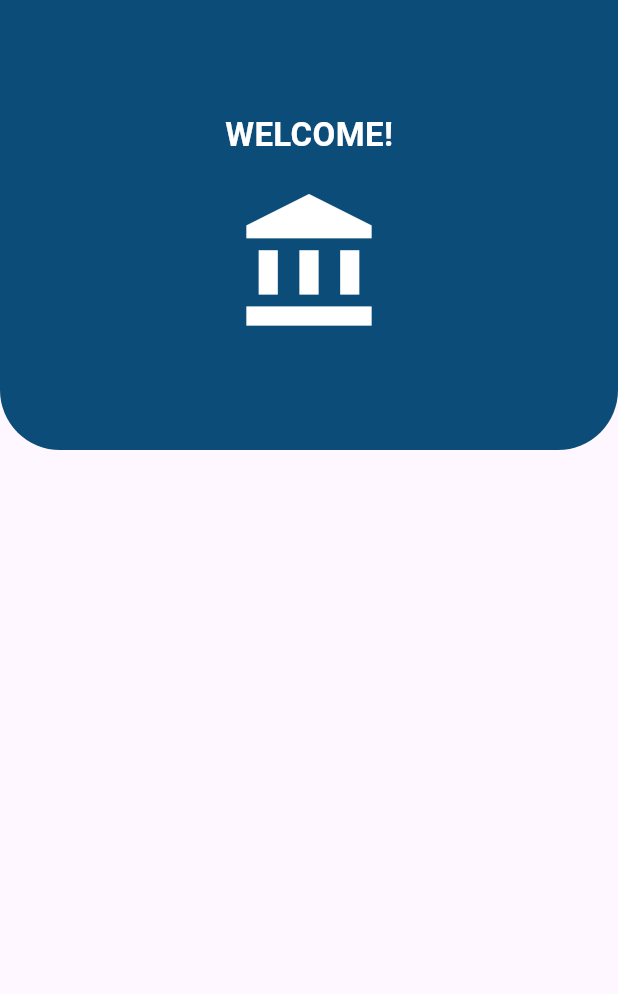
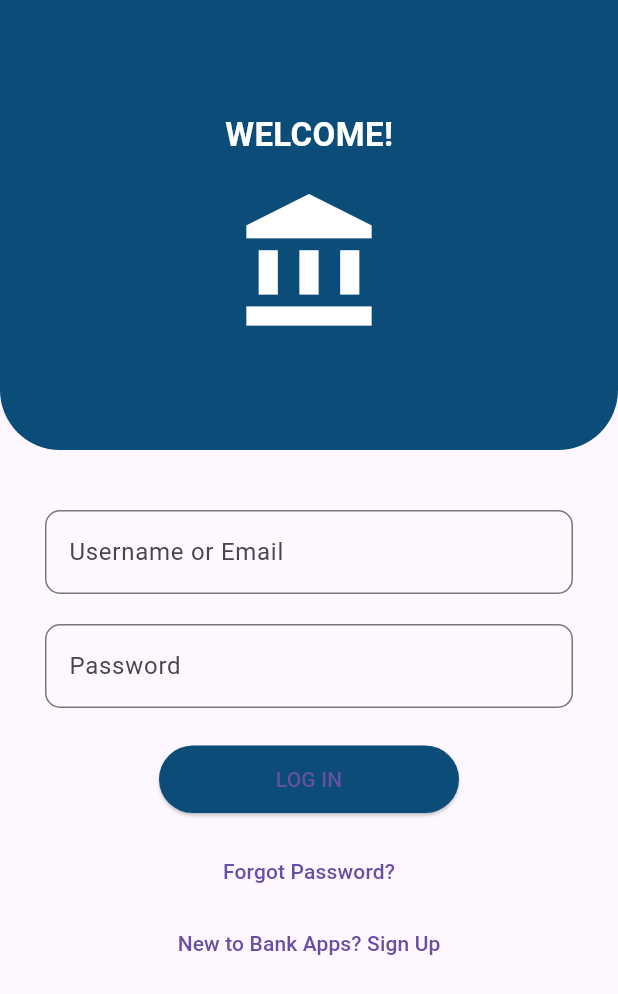
Before and after one commit to Uc54834/Bank_app, a Flutter app: the screen it shows after launch, on a phone screen of 412 x 824 dp. Shown: the top 994 px of the screen. Run offline on Flutter 3.47's test engine with Material 3 defaults, Android fonts, the phone set to English and light mode, and no system bars.

Commit message:
Add login page UI

```diff
--- a/banck_app/lib/main.dart
+++ b/banck_app/lib/main.dart
@@ -1,4 +1,5 @@
 import 'package:flutter/material.dart';
+import 'pages/login_page.dart';
 
 void main() {
   runApp(const MyApp());
@@ -11,53 +12,8 @@ class MyApp extends StatelessWidget {
   Widget build(BuildContext context) {
     return MaterialApp(
       debugShowCheckedModeBanner: false,
+      title: 'Bank App',
       home: const LoginPage(),
     );
   }
 }
-
-class LoginPage extends StatelessWidget {
-  const LoginPage({super.key});
-
-  @override
-  Widget build(BuildContext context) {
-    return Scaffold(
-      body: SingleChildScrollView(
-        child: Column(
-          children: [
-            Container(
-              height: 300,
-              width: double.infinity,
-              decoration: BoxDecoration(
-                color: Color(0xFF0B4D78),
-                borderRadius: BorderRadius.only(
-                  bottomLeft: Radius.circular(40),
-                  bottomRight: Radius.circular(40),
-                ),
-              ),
-              child: Column(
-                mainAxisAlignment: MainAxisAlignment.center,
-                children: const [
-                  Text(
-                    'WELCOME!',
-                    style: TextStyle(
-                      color: Colors.white,
-                      fontSize: 22,
-                      fontWeight: FontWeight.bold,
-                    ),
-                  ),
-                  SizedBox(height: 20),
-                  Icon(
-                    Icons.account_balance,
-                    color: Colors.white,
-                    size: 100,
-                  ),
-                ],
-              ),
-            ),
-          ],
-        ),
-      ),
-    );
-  }
-}
--- /dev/null
+++ b/banck_app/lib/pages/login_page.dart
@@ -0,0 +1,114 @@
+import 'package:flutter/material.dart';
+
+class LoginPage extends StatelessWidget {
+  const LoginPage({super.key});
+
+  @override
+  Widget build(BuildContext context) {
+    return Scaffold(
+      body: SingleChildScrollView(
+        child: Column(
+          children: [
+            // Header
+            Container(
+              height: 300,
+              width: double.infinity,
+              decoration: const BoxDecoration(
+                color: Color(0xFF0B4D78),
+                borderRadius: BorderRadius.only(
+                  bottomLeft: Radius.circular(40),
+                  bottomRight: Radius.circular(40),
+                ),
+              ),
+              child: Column(
+                mainAxisAlignment: MainAxisAlignment.center,
+                children: const [
+                  Text(
+                    'WELCOME!',
+                    style: TextStyle(
+                      color: Colors.white,
+                      fontSize: 22,
+                      fontWeight: FontWeight.bold,
+                    ),
+                  ),
+                  SizedBox(height: 20),
+                  Icon(
+                    Icons.account_balance,
+                    color: Colors.white,
+                    size: 100,
+                  ),
+                ],
+              ),
+            ),
+
+            const SizedBox(height: 40),
+
+            // Username
+            Padding(
+              padding: const EdgeInsets.symmetric(horizontal: 30),
+              child: TextField(
+                decoration: InputDecoration(
+                  hintText: 'Username or Email',
+                  border: OutlineInputBorder(
+                    borderRadius: BorderRadius.circular(10),
+                  ),
+                ),
+              ),
+            ),
+
+            const SizedBox(height: 20),
+
+            // Password
+            Padding(
+              padding: const EdgeInsets.symmetric(horizontal: 30),
+              child: TextField(
+                obscureText: true,
+                decoration: InputDecoration(
+                  hintText: 'Password',
+                  border: OutlineInputBorder(
+                    borderRadius: BorderRadius.circular(10),
+                  ),
+                ),
+              ),
+            ),
+
+            const SizedBox(height: 25),
+
+            // Login Button
+            SizedBox(
+              width: 200,
+              height: 45,
+              child: ElevatedButton(
+                style: ElevatedButton.styleFrom(
+                  backgroundColor: const Color(0xFF0B4D78),
+                ),
+                onPressed: () {
+                  // TODO: Implement login logic
+                },
+                child: const Text('LOG IN'),
+              ),
+            ),
+
+            const SizedBox(height: 15),
+
+            // Forgot Password (optional placeholder)
+            TextButton(
+              onPressed: () {
+                // TODO: Navigate to forgot password page
+              },
+              child: const Text('Forgot Password?'),
+            ),
+
+            // Sign Up link (NO direct import)
+            TextButton(
+              onPressed: () {
+                // Navigation will be added after
+              },
+              child: const Text('New to Bank Apps? Sign Up'),
+            ),
+          ],
+        ),
+      ),
+    );
+  }
+}
```
